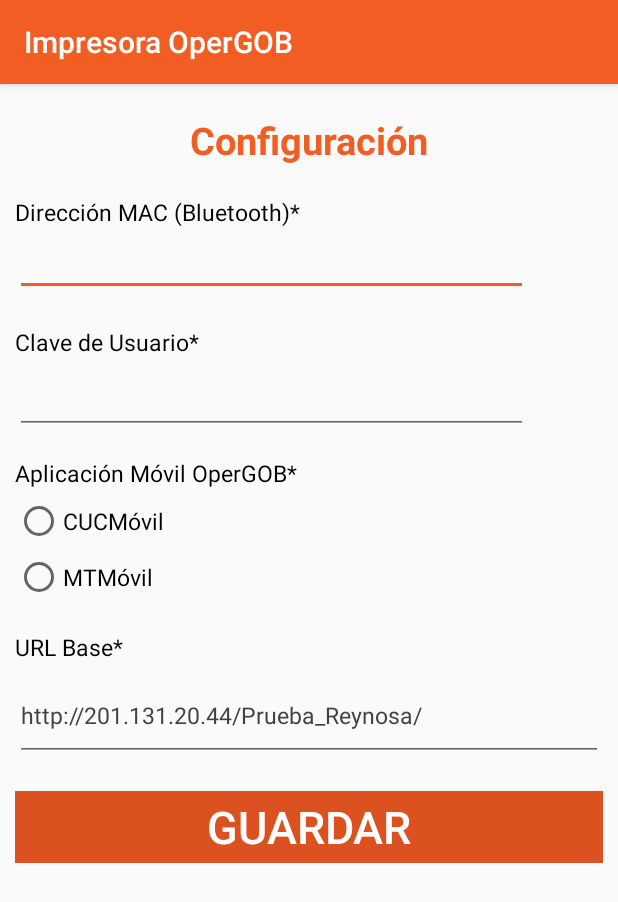
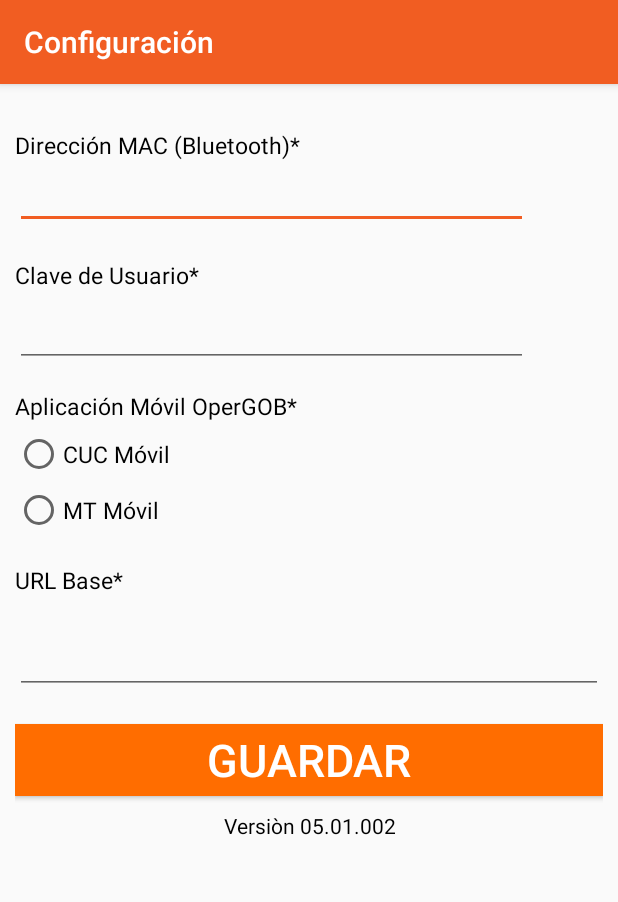
Before and after one commit to adanch22/OperGOBImpresora, an Android app: the screen it shows after launch (OptionsActivity), in the options menu, after a tap on "Configuración", on a phone screen of 412 x 824 dp. Shown: the top 902 px of the screen. Run offline under Robolectric (Android 15) with nearby library versions, the phone set to English and light mode, and no system bars; libraries missing offline, so code that uses them is left out: com.zebra.sdk.

```diff
--- a/app/src/main/AndroidManifest.xml
+++ b/app/src/main/AndroidManifest.xml
@@ -26,7 +26,10 @@
         android:roundIcon="@drawable/ic_launcher"
         android:supportsRtl="true"
         android:theme="@style/AppTheme">
-        <activity android:name=".OptionsActivity"></activity>
+        <activity android:name=".OptionsActivity"
+                  android:label="@string/app_name_opction">
+
+        </activity>
         <activity android:name=".ConnectionScreen" />
         <activity android:name=".ConectivitySinEstatus" />
         <activity android:name=".MainActivity">
--- a/app/src/main/java/com/example/opergobimpresora/MainActivity.java
+++ b/app/src/main/java/com/example/opergobimpresora/MainActivity.java
@@ -79,7 +79,7 @@ public class MainActivity extends AppCompatActivity {
 
             public void onClick(View v) {
                if (getMacAddressFieldText().length()== 0 || getClaveUsuarioFieldText().length() == 0){
-                   Toast.makeText(getApplicationContext(), "advertencia. Debes realizar la configuración inicial", Toast.LENGTH_LONG).show();
+                   Toast.makeText(getApplicationContext(), "Advertencia. Debes realizar la configuración inicial", Toast.LENGTH_LONG).show();
                }else{
                    new Thread(new Runnable() {
                        public void run() {
--- a/app/src/main/java/com/example/opergobimpresora/OptionsActivity.java
+++ b/app/src/main/java/com/example/opergobimpresora/OptionsActivity.java
@@ -33,12 +33,15 @@ public class OptionsActivity extends AppCompatActivity {
         ComercioRadio = (RadioButton) findViewById(R.id.inComercioRadio);
         MultaRadio = (RadioButton) findViewById(R.id.inTransitoRadio);
 
-
-
         SharedPreferences myPreferences = PreferenceManager.getDefaultSharedPreferences(getApplicationContext());
         SharedPreferences.Editor myEditor = myPreferences.edit();
-        myEditor.putString("URL","http://201.131.20.44/Prueba_Reynosa/" );
-        myEditor.commit();
+        /*
+        if (inURL.getText().toString().length() == 0){
+            myEditor.putString("URL","http://201.131.20.44/Prueba_Reynosa/" );
+            myEditor.commit();
+            //Toast.makeText(getApplicationContext(),"Debes ingresar dirección MAC",Toast.LENGTH_LONG).show();
+        }*/
+
 
         StringinMac = myPreferences.getString("MAC","");
         StringinUsuario = myPreferences.getString("USUARIO", "");
--- /dev/null
+++ b/app/src/main/res/drawable/btnanimation.xml
@@ -0,0 +1,12 @@
+<?xml version="1.0" encoding="utf-8"?>
+<selector xmlns:android="http://schemas.android.com/apk/res/android">
+    <item
+        android:drawable="@color/colorOrange900"
+        android:state_pressed="true">
+    </item>
+
+    <item
+        android:drawable="@color/colorOrange700">
+
+    </item>
+</selector>
--- a/app/src/main/res/layout/activity_options.xml
+++ b/app/src/main/res/layout/activity_options.xml
@@ -19,6 +19,7 @@
             android:layout_marginRight="10dp"
             tools:ignore="MissingConstraints"
             android:orientation="vertical">
+<!--
 
             <TextView
                 android:layout_width="match_parent"
@@ -29,6 +30,7 @@
                 android:textStyle="bold"
                 android:gravity="center_horizontal"
                 android:text="Configuración"/>
+-->
 
             <TextView
                 android:id="@+id/macAddressText"
@@ -90,7 +92,7 @@
                     android:layout_marginTop="5dp"
                     android:textColor="@color/colorBlack"
                     android:textSize="15dp"
-                    android:text="CUCMóvil" />
+                    android:text="CUC Móvil" />
                 <RadioButton
                     android:id="@+id/inTransitoRadio"
                     android:layout_height="wrap_content"
@@ -98,7 +100,7 @@
                     android:layout_marginTop="5dp"
                     android:textColor="@color/colorBlack"
                     android:textSize="15dp"
-                    android:text="MTMóvil" />
+                    android:text="MT Móvil" />
 
             </RadioGroup>
 
@@ -114,7 +116,7 @@
             <EditText
                 android:layout_marginTop="5dp"
                 android:layout_marginLeft="0dp"
-                android:layout_marginRight=" 0dp"
+                android:layout_marginRight="0dp"
                 android:tooltipText="URL Base*"
                 android:textColor="@color/cardview_dark_background"
                 android:textSize="15dp"
@@ -130,9 +132,19 @@
                 android:layout_marginTop="20dp"
                 android:layout_gravity="center_horizontal"
                 android:textColor="@color/colorWhite"
-                android:background="@color/colorPrimaryDark"
+                android:background="@drawable/btnanimation"
                 android:textSize="30dp"
                 android:text="Guardar"/>
+
+            <TextView
+                android:layout_width="match_parent"
+                android:layout_height="wrap_content"
+                android:layout_gravity="center_horizontal"
+                android:gravity="center_horizontal"
+                android:layout_marginTop="10dp"
+                android:text="Versiòn 05.01.002"
+                android:textSize="14dp"
+                android:textColor="@color/colorBlack"/>
         </LinearLayout>
 
     </ScrollView>
--- a/app/src/main/res/values/colors.xml
+++ b/app/src/main/res/values/colors.xml
@@ -3,9 +3,14 @@
     <color name="colorPrimary">#F15D22</color>
     <color name="colorPrimaryDark">#DB5220</color>
     <color name="colorAccent">#F15D22</color>
+    <color name="colorOrange900">#E65100</color>
+    <color name="colorOrange700">#FF6D00</color>
+    <color name="colorAmbar900">#FF6F00</color>
     <color name="colorRed">#E53935</color>
     <color name="colorBlack">#000000</color>
     <color name="colorWhite">#FFFFFF</color>
+    <color name="colorgray100">#F5F5F5</color>
+    <color name="colorgray300">#E0E0E0</color>
 
 
 </resources>
--- a/app/src/main/res/values/strings.xml
+++ b/app/src/main/res/values/strings.xml
@@ -1,4 +1,6 @@
 <resources>
     <string name="app_name">Impresora OperGOB</string>
     <string name="action_settings">Configuración</string>
+    <string name="app_name_opction">Configuración</string>
+    <string name="app_name_main">Impresión</string>
 </resources>
```
Also changed, not shown: app/src/main/res/layout/activity_connectivity.xml (+5 -4 lines).
